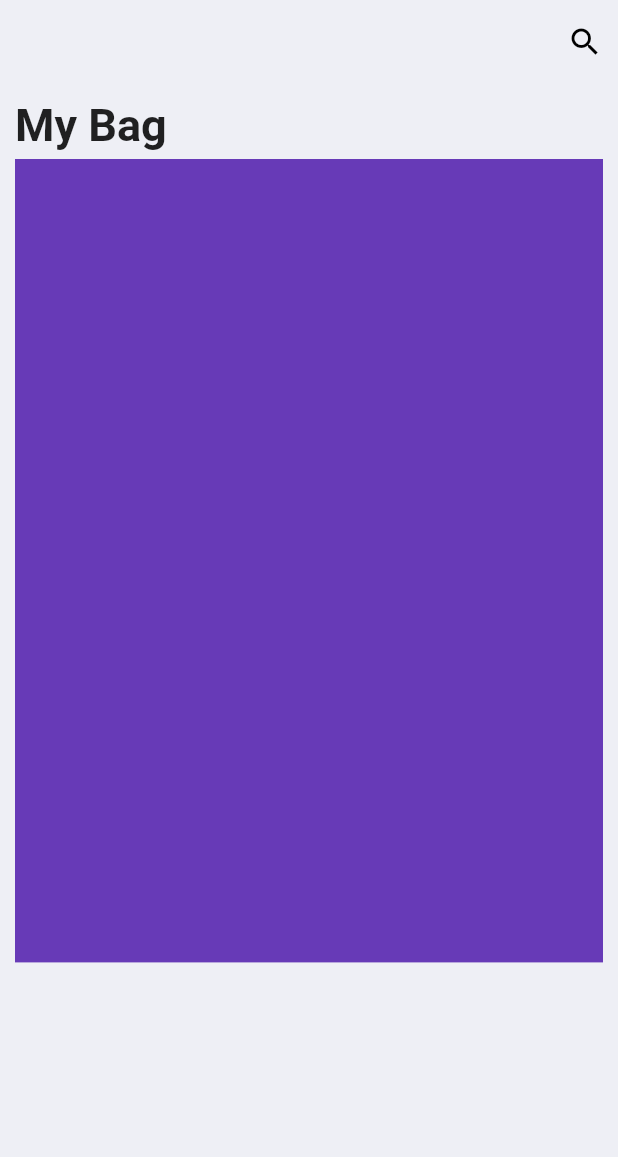
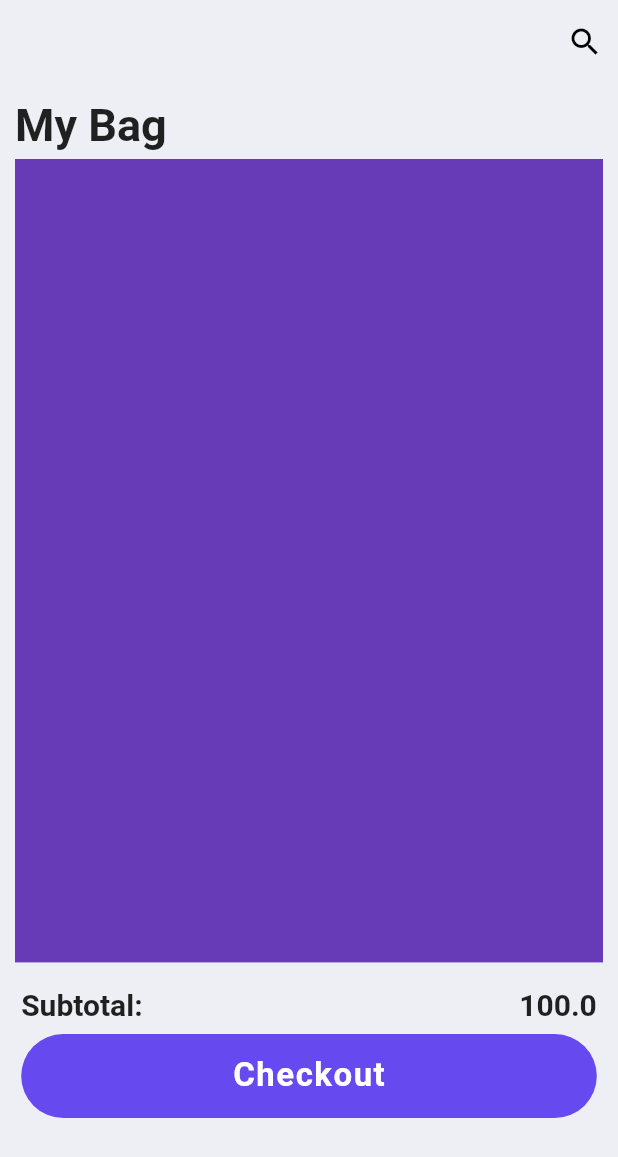
Before and after one commit to Ridoy-paul/flutter-development-course-assignments-and-live-test, a Flutter app: the screen it shows after launch, on a phone screen of 412 x 824 dp. Shown: the top 1157 px of the screen. Run offline on Flutter 3.47's test engine with Material 2 defaults, Android fonts, the light colour scheme and no system bars; our stand-ins replace responsive_sizer.

Commit message:
module 9 live test added

```diff
--- a/lib/screens/checkout.dart
+++ b/lib/screens/checkout.dart
@@ -33,6 +33,51 @@ class CheckoutScreen extends StatelessWidget {
 
                 },
               ),
+            ),
+            Align(
+              alignment: Alignment.bottomCenter,
+              child: Container(
+                padding: EdgeInsets.only(top: 1.h, left: 1.w, right: 1.w),
+                margin: EdgeInsets.only(top: 1.h),
+                height: 15.h,
+                //color: Colors.red,
+                child: Column(
+                  mainAxisAlignment: MainAxisAlignment.start,
+                  children: [
+                    Row(
+                      mainAxisAlignment: MainAxisAlignment.spaceBetween,
+                      children: [
+                        Text("Subtotal:", style: TextStyle(fontSize: 20, fontWeight: FontWeight.bold),),
+                        Text("100.0", style: TextStyle(fontSize: 20, fontWeight: FontWeight.bold),),
+                      ],
+                    ),
+                    SizedBox(height: 1.h,),
+
+                    Material(
+                      color: Color(0xFF674AEF),
+                      borderRadius: BorderRadius.circular(30),
+                      child: InkWell(
+                        onTap: () {},
+                        child: Container(
+                          width: double.infinity,
+                          padding: EdgeInsets.symmetric(vertical: 15, horizontal: 0),
+                          child: Center(
+                            child: const Text(
+                              "Checkout",
+                              style: TextStyle(
+                                  color: Colors.white,
+                                  fontSize: 22,
+                                  fontWeight: FontWeight.bold,
+                                  letterSpacing: 1
+                              ),
+                            ),
+                          ),
+                        ),
+                      ),
+                    )
+                  ],
+                ),
+              ),
             )
           ],
         ),
```
